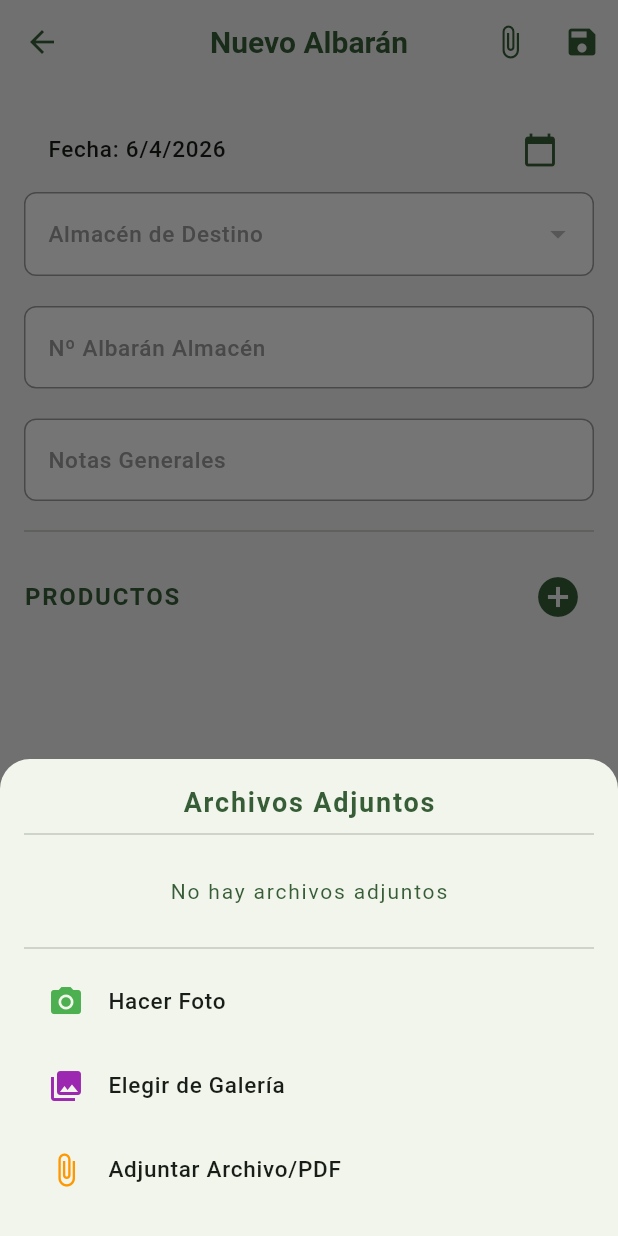
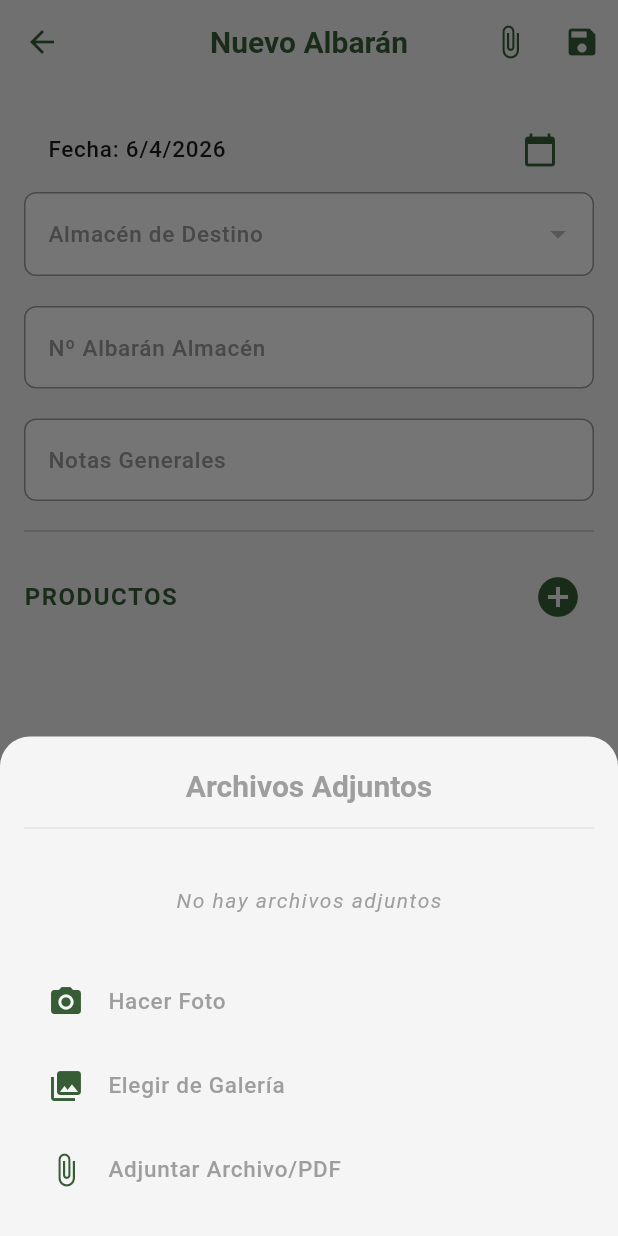
Before and after one commit to DBUES0/Agri_APP, a Flutter app: the PageAlbaran screen opened directly with empty values, after a tap on the "attach file" icon, on a phone screen of 412 x 824 dp. Run offline on Flutter 3.47's test engine with Material 3 defaults, Android fonts, the light colour scheme and no system bars; our stand-ins replace file_picker, google_fonts, image_picker, open_filex, shared_preferences; accounts and stored records are empty.

Commit message:
Se han terminado de armonizar los colores de la funcionalidad albaranes

```diff
--- a/lib/pages/page_albaran.dart
+++ b/lib/pages/page_albaran.dart
@@ -9,7 +9,6 @@ import 'package:file_picker/file_picker.dart'; // Necesitas añadir esto al pubs
 import 'package:uuid/uuid.dart'; // Importa la librería
 import 'package:image_picker/image_picker.dart'; // Para tomar fotos con la cámara o elegir de la galería
 import '../utils/ui_utils.dart';
-import '../utils/app_theme.dart';
 import '../utils/app_palette.dart';
 
 
@@ -248,7 +247,7 @@ Future<void> _guardarAlbaran() async {
         actions: [
           TextButton(onPressed: () => Navigator.pop(context, false), child: const Text('Cancelar')),
           ElevatedButton(
-            style: ElevatedButton.styleFrom(backgroundColor: colorAccion),
+           // style: ElevatedButton.styleFrom(backgroundColor: colorAccion),
             onPressed: () => Navigator.pop(context, true),
             child: const Text('Guardar', style: TextStyle(color: Colors.white))
           ),
@@ -263,85 +262,88 @@ Future<void> _mostrarOAnadirArchivos() async {
   showModalBottomSheet(
     context: context,
     isScrollControlled: true,
+    backgroundColor: AgriPalette.background, // Usamos el fondo de la app
     shape: const RoundedRectangleBorder(
       borderRadius: BorderRadius.vertical(top: Radius.circular(20)),
     ),
     builder: (context) => SafeArea(
       child: StatefulBuilder(
         builder: (context, setModalState) {
-          // Filtramos los archivos que NO están marcados como eliminados
           final archivosVisibles = _archivos.where((a) => a.eliminado == 0).toList();
 
           return Padding(
-            padding: const EdgeInsets.all(16.0),
+            padding: const EdgeInsets.fromLTRB(16, 20, 16, 16),
             child: Column(
               mainAxisSize: MainAxisSize.min,
               children: [
-                const Text(
+                // TÍTULO ARMONIZADO
+                Text(
                   'Archivos Adjuntos',
-                  style: TextStyle(fontSize: 18, fontWeight: FontWeight.bold),
+                  style: Theme.of(context).textTheme.titleLarge?.copyWith(
+                    color: AgriPalette.greyMain, // Gris plomo del logo
+                  ),
                 ),
-                const Divider(),
+                const SizedBox(height: 8),
+                Divider(color: AgriPalette.greyMain.withOpacity(0.2)),
 
-                // Si no hay archivos visibles, mostramos un mensaje
+                // LISTADO DE ARCHIVOS
                 if (archivosVisibles.isEmpty)
-                  const Padding(
-                    padding: EdgeInsets.all(20),
-                    child: Text('No hay archivos adjuntos'),
+                  Padding(
+                    padding: const EdgeInsets.all(30),
+                    child: Text(
+                      'No hay archivos adjuntos',
+                      style: Theme.of(context).textTheme.bodyMedium?.copyWith(
+                        fontStyle: FontStyle.italic,
+                        color: AgriPalette.greyMain,
+                      ),
+                    ),
                   ),
 
-                // Lista de archivos con borrado lógico
+                // Map de archivos con estilos del tema
                 ...archivosVisibles.map((archivo) => ListTile(
-                  leading: const Icon(Icons.insert_drive_file, color: Colors.blue),
-                  title: Text(archivo.nombrearchivo),
+                  leading: Icon(Icons.insert_drive_file, color: AgriPalette.greenMain),
+                  title: Text(
+                    archivo.nombrearchivo,
+                    style: Theme.of(context).textTheme.bodyLarge,
+                  ),
                   onTap: () async {
                     try {
                       await _apiService.descargarYVerArchivo(archivo.karchivos);
                     } catch (e) {
-                      mensajeEmergente(context, e.toString(), colorFondo: Colors.red);
+                      // Usamos tu nueva función armonizada
+                      mensajeEmergente(context, e.toString(), tipo: 'error');
                     }
                   },
                   trailing: IconButton(
-                    icon: const Icon(Icons.delete, color: Colors.red),
+                    icon: Icon(Icons.delete_outline, color: AgriPalette.error),
                     onPressed: () {
-                      // Cambiamos el estado a 1 (borrado lógico)
-                      // No hacemos .remove() para que el objeto siga en la lista y se envíe al PHP
-                      setState(() {
-                        archivo.eliminado = 1;
-                      });
-                      // Refrescamos el modal para que desaparezca de la vista actual
+                      setState(() => archivo.eliminado = 1);
                       setModalState(() {});
-                      mensajeEmergente(context, 'Archivo marcado para eliminar');
+                      mensajeEmergente(context, 'Archivo marcado para eliminar', tipo: 'warning');
                     },
                   ),
                 )),
 
-                const Divider(),
+                if (archivosVisibles.isNotEmpty) const Divider(),
 
-                // Opciones para añadir nuevos archivos
-                ListTile(
-                  leading: const Icon(Icons.camera_alt, color: Colors.green),
-                  title: const Text('Hacer Foto'),
-                  onTap: () async {
-                    Navigator.pop(context);
-                    await _obtenerImagen(ImageSource.camera);
-                  },
+                // OPCIONES DE AÑADIR (Colores coherentes)
+                _buildActionTile(
+                  context: context,
+                  icon: Icons.camera_alt,
+                  label: 'Hacer Foto',
+                  onTap: () => _handleFileAction(() => _obtenerImagen(ImageSource.camera)),
                 ),
-                ListTile(
-                  leading: const Icon(Icons.photo_library, color: Colors.purple),
-                  title: const Text('Elegir de Galería'),
-                  onTap: () async {
-                    Navigator.pop(context);
-                    await _obtenerImagen(ImageSource.gallery);
-                  },
+                _buildActionTile(
+                  context: context,
+                  icon: Icons.photo_library,
+                  label: 'Elegir de Galería',
+                  onTap: () => _handleFileAction(() => _obtenerImagen(ImageSource.gallery)),
                 ),
-                ListTile(
-                  leading: const Icon(Icons.attach_file, color: Colors.orange),
-                  title: const Text('Adjuntar Archivo/PDF'),
-                  onTap: () async {
-                    Navigator.pop(context);
-                    await _seleccionarYSubirArchivo();
-                  },
+                _buildActionTile(
+                  context: context,
+                  icon: Icons.attach_file,
+                  label: 'Adjuntar Archivo/PDF',
+                  onTap: () => _handleFileAction(_seleccionarYSubirArchivo),
                 ),
               ],
             ),
@@ -351,6 +353,125 @@ Future<void> _mostrarOAnadirArchivos() async {
     ),
   );
 }
+
+// Función auxiliar para no repetir código de cerrar modal
+void _handleFileAction(Function action) {
+  Navigator.pop(context);
+  action();
+}
+
+// Widget auxiliar para mantener los botones de acción limpios
+Widget _buildActionTile({
+  required BuildContext context,
+  required IconData icon,
+  required String label,
+  required VoidCallback onTap,
+}) {
+  return ListTile(
+    leading: Icon(icon, color: AgriPalette.greenMain), // Todos en el verde de la app
+    title: Text(
+      label,
+      style: Theme.of(context).textTheme.bodyLarge?.copyWith(
+        fontWeight: FontWeight.w500,
+        color: AgriPalette.greyMain,
+      ),
+    ),
+    onTap: onTap,
+  );
+}
+
+// Future<void> _mostrarOAnadirArchivos() async {
+//   showModalBottomSheet(
+//     context: context,
+//     isScrollControlled: true,
+//     shape: const RoundedRectangleBorder(
+//       borderRadius: BorderRadius.vertical(top: Radius.circular(20)),
+//     ),
+//     builder: (context) => SafeArea(
+//       child: StatefulBuilder(
+//         builder: (context, setModalState) {
+//           // Filtramos los archivos que NO están marcados como eliminados
+//           final archivosVisibles = _archivos.where((a) => a.eliminado == 0).toList();
+
+//           return Padding(
+//             padding: const EdgeInsets.all(16.0),
+//             child: Column(
+//               mainAxisSize: MainAxisSize.min,
+//               children: [
+//                 const Text(
+//                   'Archivos Adjuntos',
+//                   style: TextStyle(fontSize: 18, fontWeight: FontWeight.bold),
+//                 ),
+//                 const Divider(),
+
+//                 // Si no hay archivos visibles, mostramos un mensaje
+//                 if (archivosVisibles.isEmpty)
+//                   const Padding(
+//                     padding: EdgeInsets.all(20),
+//                     child: Text('No hay archivos adjuntos'),
+//                   ),
+
+//                 // Lista de archivos con borrado lógico
+//                 ...archivosVisibles.map((archivo) => ListTile(
+//                   leading: const Icon(Icons.insert_drive_file, color: Colors.blue),
+//                   title: Text(archivo.nombrearchivo),
+//                   onTap: () async {
+//                     try {
+//                       await _apiService.descargarYVerArchivo(archivo.karchivos);
+//                     } catch (e) {
+//                       mensajeEmergente(context, e.toString(), colorFondo: Colors.red);
+//                     }
+//                   },
+//                   trailing: IconButton(
+//                     icon: const Icon(Icons.delete, color: Colors.red),
+//                     onPressed: () {
+//                       // Cambiamos el estado a 1 (borrado lógico)
+//                       // No hacemos .remove() para que el objeto siga en la lista y se envíe al PHP
+//                       setState(() {
+//                         archivo.eliminado = 1;
+//                       });
+//                       // Refrescamos el modal para que desaparezca de la vista actual
+//                       setModalState(() {});
+//                       mensajeEmergente(context, 'Archivo marcado para eliminar');
+//                     },
+//                   ),
+//                 )),
+
+//                 const Divider(),
+
+//                 // Opciones para añadir nuevos archivos
+//                 ListTile(
+//                   leading: const Icon(Icons.camera_alt, color: Colors.green),
+//                   title: const Text('Hacer Foto'),
+//                   onTap: () async {
+//                     Navigator.pop(context);
+//                     await _obtenerImagen(ImageSource.camera);
+//                   },
+//                 ),
+//                 ListTile(
+//                   leading: const Icon(Icons.photo_library, color: Colors.purple),
+//                   title: const Text('Elegir de Galería'),
+//                   onTap: () async {
+//                     Navigator.pop(context);
+//                     await _obtenerImagen(ImageSource.gallery);
+//                   },
+//                 ),
+//                 ListTile(
+//                   leading: const Icon(Icons.attach_file, color: Colors.orange),
+//                   title: const Text('Adjuntar Archivo/PDF'),
+//                   onTap: () async {
+//                     Navigator.pop(context);
+//                     await _seleccionarYSubirArchivo();
+//                   },
+//                 ),
+//               ],
+//             ),
+//           );
+//         },
+//       ),
+//     ),
+//   );
+// }
 // Función para manejar Cámara y Galería
 Future<void> _obtenerImagen(ImageSource source) async {
   final ImagePicker picker = ImagePicker();
@@ -557,7 +678,7 @@ showDialog(
                   child: const Text('Cerrar')
                 ),
                 ElevatedButton(
-                  style: ElevatedButton.styleFrom(backgroundColor: colorAccion),
+                  //style: ElevatedButton.styleFrom(backgroundColor: colorAccion),
                   onPressed: () {
                     if (_selectedFinca == null || _selectedProducto == null) return;
 
@@ -711,11 +832,11 @@ showDialog(
                             mainAxisSize: MainAxisSize.min,
                             children: [
                               // Botón editar línea.
-                              IconButton(icon: const Icon(Icons.edit), color: colorAccion, onPressed: () => _mostrarDialogoDetalle(detalle: d)),
+                              IconButton(icon: const Icon(Icons.edit), color:  AgriPalette.greenMain, onPressed: () => _mostrarDialogoDetalle(detalle: d)),
                               // Botón borrar línea.
                               IconButton(
                                 icon: const Icon(Icons.delete),
-                                color: colorAccion,
+                                color:  AgriPalette.greenMain,
                                 onPressed: () => setState(() {
                                   if (d.kalbarandetalle.isEmpty) {
                                     // Si no estaba en la base de datos, lo quitamos de la lista y ya está.
--- a/lib/pages/page_login.dart
+++ b/lib/pages/page_login.dart
@@ -15,7 +15,6 @@ import '../models/record_tipooperacion.dart';
 import '../models/record_trabajador.dart';
 import '../models/record_albaran.dart';
 import '../utils/app_theme.dart';
-import '../utils/app_palette.dart';
 
 // Importamos la página de destino
 import 'page_usuario.dart';
--- a/lib/utils/app_theme.dart
+++ b/lib/utils/app_theme.dart
@@ -163,7 +163,7 @@ dialogTheme: DialogThemeData(
           color: AgriPalette.textoVerdeOscuro,
           fontSize: 14,
           fontWeight: FontWeight.w400,
-          letterSpacing: 1.2,
+          letterSpacing: 1.0,
           //fontStyle: FontStyle.italic,
 
         ),
```
Also changed, not shown: 1 other file.
